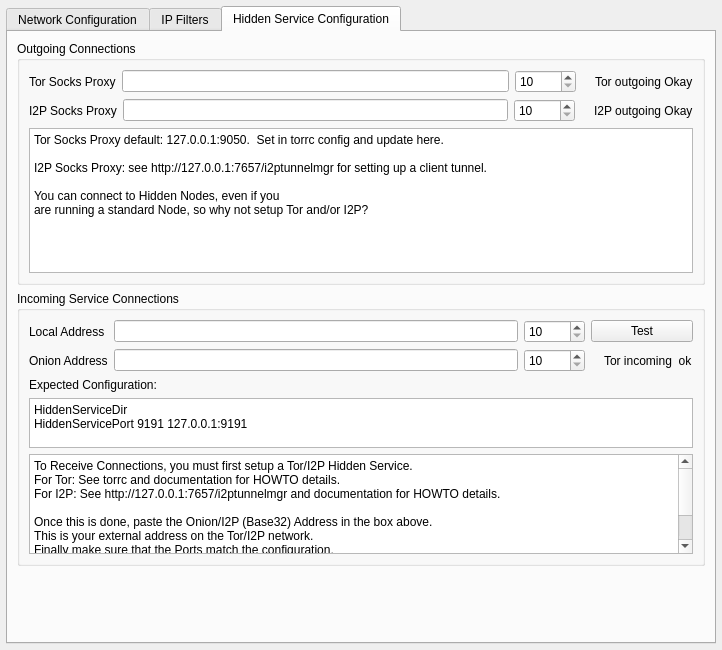
RetroShare/RetroShare, file retroshare-gui/src/gui/settings/ServerPage.ui: the form before one commit.
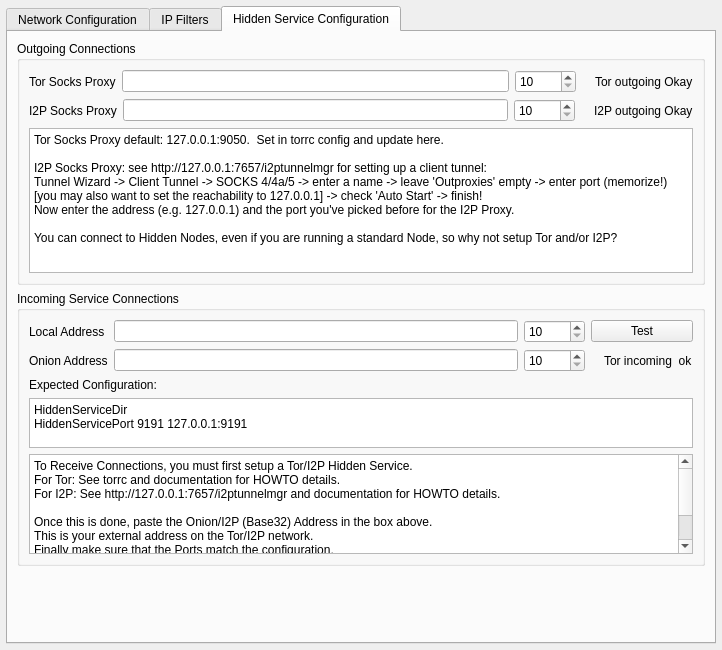
The form after the commit. The open tabs and pages were chosen to show the change. Icons and pictures are not drawn.

Commit message: added simple step-by-step guide to add a I2P client tunnel

What changed in the file:
```diff
--- a/retroshare-gui/src/gui/settings/ServerPage.ui
+++ b/retroshare-gui/src/gui/settings/ServerPage.ui
@@ -895,7 +895,7 @@
              </size>
             </property>
             <property name="verticalScrollBarPolicy">
-             <enum>Qt::ScrollBarAlwaysOff</enum>
+             <enum>Qt::ScrollBarAsNeeded</enum>
             </property>
             <property name="readOnly">
              <bool>true</bool>
@@ -903,10 +903,11 @@
             <property name="plainText">
              <string>Tor Socks Proxy default: 127.0.0.1:9050.  Set in torrc config and update here.
 
-I2P Socks Proxy: see http://127.0.0.1:7657/i2ptunnelmgr for setting up a client tunnel.
+I2P Socks Proxy: see http://127.0.0.1:7657/i2ptunnelmgr for setting up a client tunnel:
+Tunnel Wizard -&gt; Client Tunnel -&gt; SOCKS 4/4a/5 -&gt; enter a name -&gt; leave 'Outproxies' empty -&gt; enter port (memorize!) [you may also want to set the reachability to 127.0.0.1] -&gt; check 'Auto Start' -&gt; finish!
+Now enter the address (e.g. 127.0.0.1) and the port you've picked before for the I2P Proxy.
 
-You can connect to Hidden Nodes, even if you 
-are running a standard Node, so why not setup Tor and/or I2P? </string>
+You can connect to Hidden Nodes, even if you are running a standard Node, so why not setup Tor and/or I2P?</string>
             </property>
            </widget>
           </item>
```
